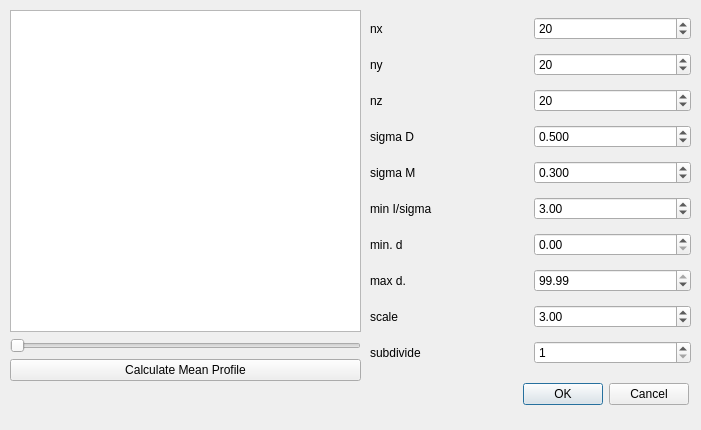
This is apps/nsxqt/ui/ProfileFitDialog.ui in k61n/openhkl as Qt 5 draws it before an edit. The edited form follows.
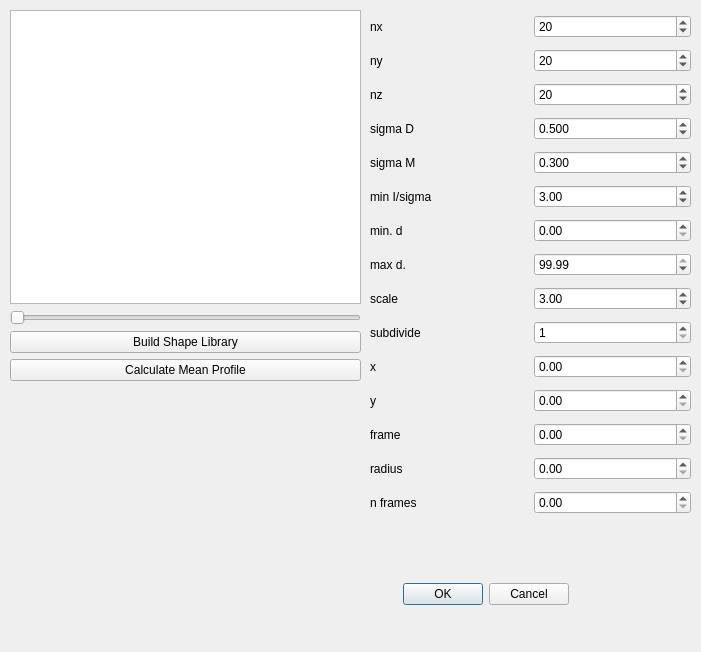
This is the edited form.

Patch:
```diff
--- a/apps/nsxqt/ui/ProfileFitDialog.ui
+++ b/apps/nsxqt/ui/ProfileFitDialog.ui
@@ -7,7 +7,7 @@
     <x>0</x>
     <y>0</y>
     <width>701</width>
-    <height>430</height>
+    <height>652</height>
    </rect>
   </property>
   <property name="windowTitle">
@@ -19,7 +19,7 @@
      <x>370</x>
      <y>10</y>
      <width>321</width>
-     <height>371</height>
+     <height>521</height>
     </rect>
    </property>
    <layout class="QGridLayout" name="gridLayout_2">
@@ -199,6 +199,76 @@
       </property>
      </widget>
     </item>
+    <item row="12" column="0">
+     <widget class="QLabel" name="label_13">
+      <property name="text">
+       <string>frame</string>
+      </property>
+     </widget>
+    </item>
+    <item row="11" column="0">
+     <widget class="QLabel" name="label_12">
+      <property name="text">
+       <string>y</string>
+      </property>
+     </widget>
+    </item>
+    <item row="13" column="0">
+     <widget class="QLabel" name="label_14">
+      <property name="text">
+       <string>radius</string>
+      </property>
+     </widget>
+    </item>
+    <item row="10" column="0">
+     <widget class="QLabel" name="label_11">
+      <property name="text">
+       <string>x</string>
+      </property>
+     </widget>
+    </item>
+    <item row="14" column="0">
+     <widget class="QLabel" name="label_15">
+      <property name="text">
+       <string>n frames</string>
+      </property>
+     </widget>
+    </item>
+    <item row="10" column="1">
+     <widget class="QDoubleSpinBox" name="x">
+      <property name="singleStep">
+       <double>0.010000000000000</double>
+      </property>
+     </widget>
+    </item>
+    <item row="11" column="1">
+     <widget class="QDoubleSpinBox" name="y">
+      <property name="singleStep">
+       <double>0.010000000000000</double>
+      </property>
+     </widget>
+    </item>
+    <item row="12" column="1">
+     <widget class="QDoubleSpinBox" name="frame">
+      <property name="singleStep">
+       <double>0.010000000000000</double>
+      </property>
+     </widget>
+    </item>
+    <item row="13" column="1">
+     <widget class="QDoubleSpinBox" name="radius">
+      <property name="singleStep">
+       <double>0.010000000000000</double>
+      </property>
+     </widget>
+    </item>
+    <item row="14" column="1">
+     <widget class="QDoubleSpinBox" name="nframes">
+      <property name="singleStep">
+       <double>0.010000000000000</double>
+      </property>
+     </widget>
+    </item>
    </layout>
   </widget>
   <widget class="QWidget" name="gridLayoutWidget">
@@ -215,26 +285,33 @@
      <widget class="QGraphicsView" name="graphicsView"/>
     </item>
     <item row="2" column="0">
-     <widget class="QSlider" name="frame">
+     <widget class="QSlider" name="drawFrame">
       <property name="orientation">
        <enum>Qt::Horizontal</enum>
       </property>
      </widget>
     </item>
-    <item row="3" column="0">
+    <item row="4" column="0">
      <widget class="QPushButton" name="calculate">
       <property name="text">
        <string>Calculate Mean Profile</string>
       </property>
      </widget>
     </item>
+    <item row="3" column="0">
+     <widget class="QPushButton" name="build">
+      <property name="text">
+       <string>Build Shape Library</string>
+      </property>
+     </widget>
+    </item>
    </layout>
   </widget>
   <widget class="QDialogButtonBox" name="buttonBox">
    <property name="geometry">
     <rect>
-     <x>340</x>
-     <y>380</y>
+     <x>220</x>
+     <y>580</y>
      <width>349</width>
      <height>28</height>
     </rect>
```
